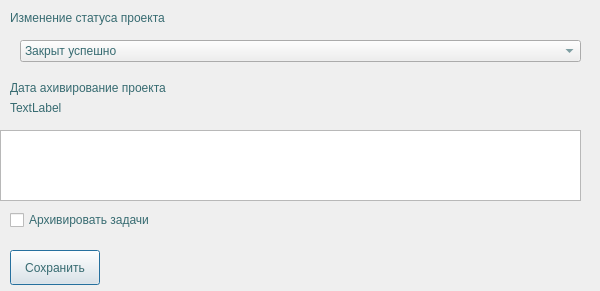
Above: ChangeStatusProjectDialog.ui from Barnaga/TerraCRM before the change. Below: the same form after it.
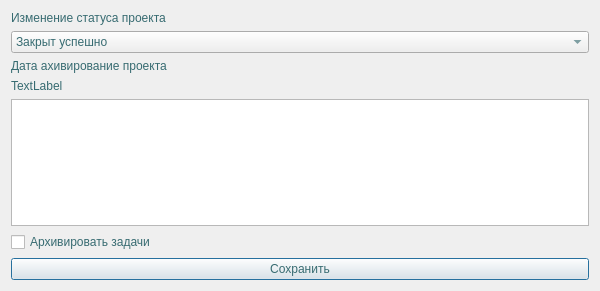
That is the form after the change.

What changed in the file:
```diff
--- a/ChangeStatusProjectDialog.ui
+++ b/ChangeStatusProjectDialog.ui
@@ -18,106 +18,65 @@
 color:rgb(55, 107, 113);
 }</string>
   </property>
+  <layout class="QGridLayout" name="gridLayout">
+   <item row="0" column="0">
   <widget class="QLabel" name="nameLbl">
-   <property name="geometry">
-    <rect>
-     <x>10</x>
-     <y>10</y>
-     <width>581</width>
-     <height>16</height>
-    </rect>
-   </property>
    <property name="text">
     <string>Изменение статуса проекта</string>
    </property>
   </widget>
+   </item>
+   <item row="1" column="0">
+    <widget class="QComboBox" name="statusBox">
+     <item>
+      <property name="text">
+       <string>Закрыт успешно</string>
+      </property>
+     </item>
+     <item>
+      <property name="text">
+       <string>Провален</string>
+      </property>
+     </item>
+     <item>
+      <property name="text">
+       <string>Приостановлен</string>
+      </property>
+     </item>
+    </widget>
+   </item>
+   <item row="2" column="0">
   <widget class="QLabel" name="dateLbl">
-   <property name="geometry">
-    <rect>
-     <x>10</x>
-     <y>80</y>
-     <width>371</width>
-     <height>16</height>
-    </rect>
-   </property>
    <property name="text">
     <string>Дата ахивирование проекта</string>
    </property>
   </widget>
+   </item>
+   <item row="3" column="0">
   <widget class="QLabel" name="date">
-   <property name="geometry">
-    <rect>
-     <x>10</x>
-     <y>100</y>
-     <width>221</width>
-     <height>16</height>
-    </rect>
-   </property>
    <property name="text">
     <string>TextLabel</string>
    </property>
   </widget>
-  <widget class="QTextEdit" name="desc">
-   <property name="geometry">
-    <rect>
-     <x>0</x>
-     <y>130</y>
-     <width>581</width>
-     <height>71</height>
-    </rect>
-   </property>
-  </widget>
+   </item>
+   <item row="4" column="0">
+    <widget class="QTextEdit" name="desc"/>
+   </item>
+   <item row="5" column="0">
   <widget class="QCheckBox" name="checkArchiveTask">
-   <property name="geometry">
-    <rect>
-     <x>10</x>
-     <y>210</y>
-     <width>161</width>
-     <height>20</height>
-    </rect>
-   </property>
    <property name="text">
     <string>Архивировать задачи</string>
    </property>
   </widget>
+   </item>
+   <item row="6" column="0">
   <widget class="QPushButton" name="saveBtn">
-   <property name="geometry">
-    <rect>
-     <x>10</x>
-     <y>250</y>
-     <width>90</width>
-     <height>35</height>
-    </rect>
-   </property>
    <property name="text">
     <string>Сохранить</string>
    </property>
   </widget>
-  <widget class="QComboBox" name="statusBox">
-   <property name="geometry">
-    <rect>
-     <x>20</x>
-     <y>40</y>
-     <width>561</width>
-     <height>22</height>
-    </rect>
-   </property>
-   <item>
-    <property name="text">
-     <string>Закрыт успешно</string>
-    </property>
    </item>
-   <item>
-    <property name="text">
-     <string>Провален</string>
-    </property>
-   </item>
-   <item>
-    <property name="text">
-     <string>Приостановлен</string>
-    </property>
-   </item>
-  </widget>
+  </layout>
  </widget>
  <layoutdefault spacing="6" margin="11"/>
  <resources/>
```
Lines whose indentation alone changed are shown as unchanged.
